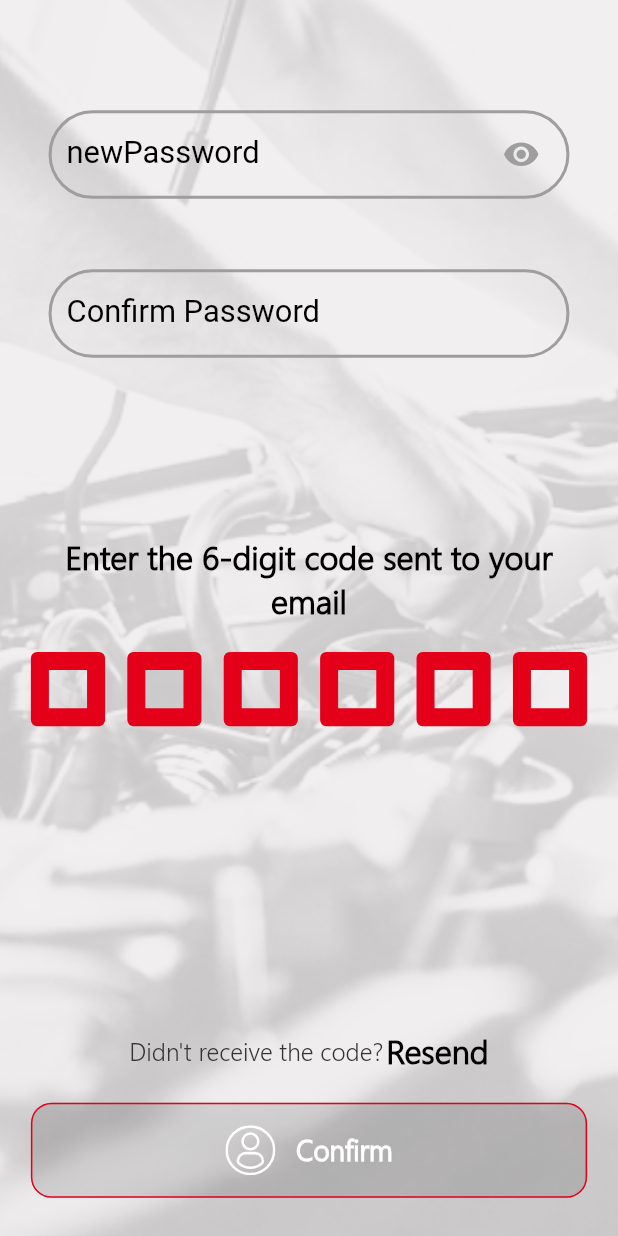
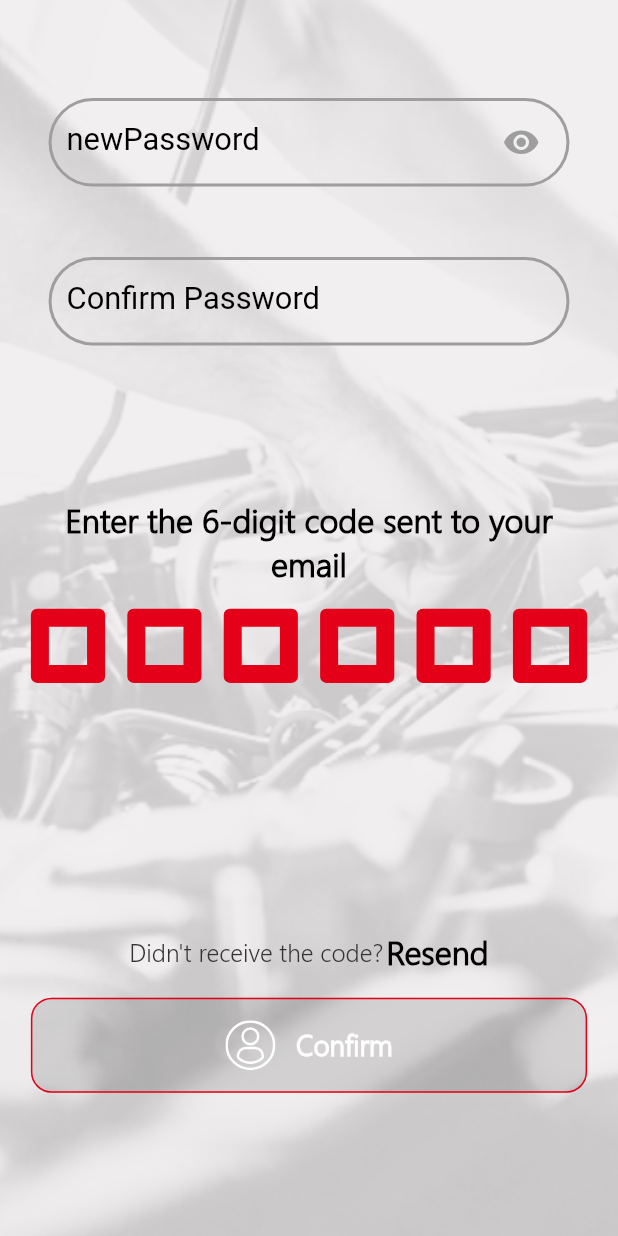
Before and after one commit to zoalfkardeeb/autoworld, a Flutter app: the ResetPassword screen opened directly with empty values, on a phone screen of 412 x 824 dp. Run offline on Flutter 3.47's test engine with Material 2 defaults, Android fonts, the phone set to English and light mode, and no system bars; drawn by our look-alikes of pin_code_fields; our stand-ins replace another_flushbar, cloud_firestore, device_info_plus, dio, double_back_to_close_app, file_picker and 24 more; missing offline and left inert: easy_pdf_viewer, flutter_facebook_auth, gradient_progress_indicator, mailer, platform_device_id, simple_tooltip; accounts and stored records are empty; network calls fail; project files that could hold a hidden picture were left out.

Commit message:
reset password

```diff
--- a/lib/screen/resetPassword.dart
+++ b/lib/screen/resetPassword.dart
@@ -60,7 +60,7 @@ class _ResetPasswordState extends State<ResetPassword> {
     } else {
       active = null;
     }
-    var heightSpace = MediaQuery.of(context).size.height/40;
+    var heightSpace = MediaQuery.of(context).size.height/50;
     return SafeArea(
       child: Container(
         decoration: const BoxDecoration(
```
